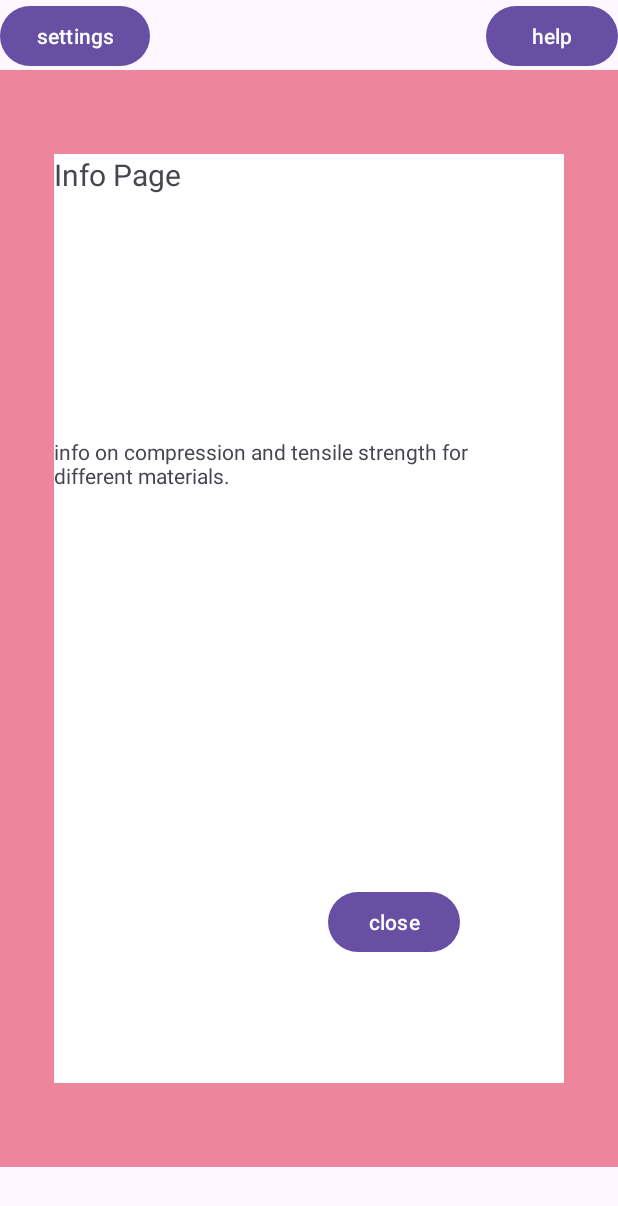
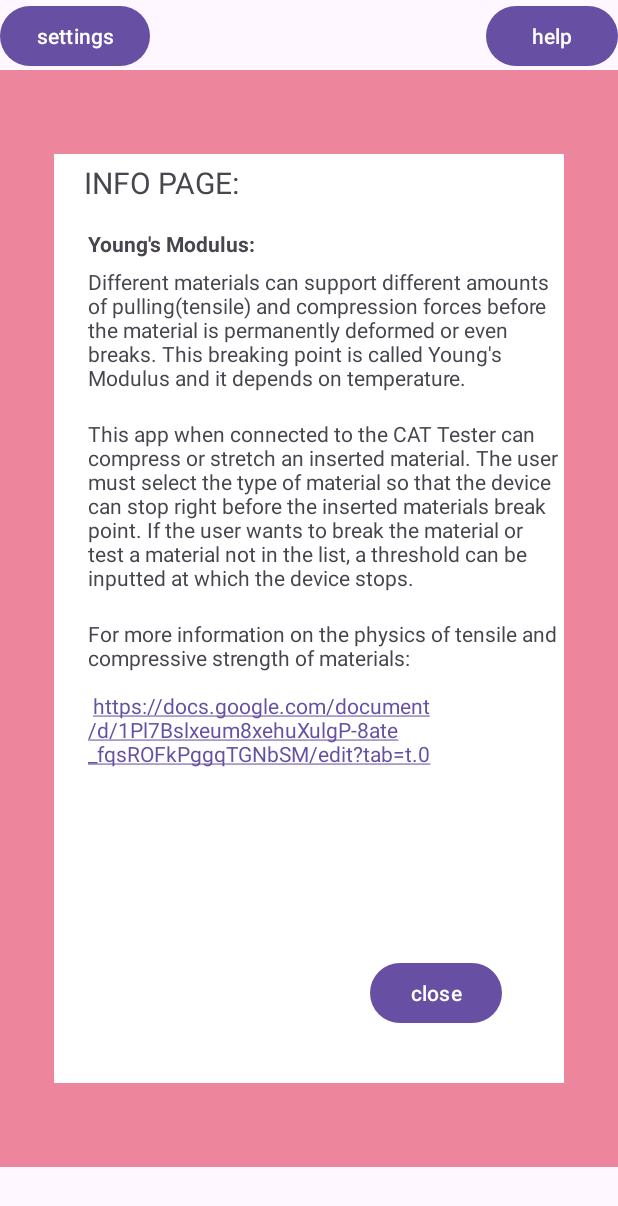
Before and after one commit to pascalypperciel/coen-390, an Android app: the fragment infofrag placed in its activity, on a phone screen of 412 x 824 dp. Shown: the top 1206 px of the screen. Run offline under Robolectric (Android 15) with nearby library versions, the light colour scheme and no system bars.

Commit message:
ui ready for demo 1

```diff
--- a/android-app/app/src/main/java/com/example/minicapapp/controls.java
+++ b/android-app/app/src/main/java/com/example/minicapapp/controls.java
@@ -258,9 +258,11 @@ public class controls extends AppCompatActivity {
         } catch (SecurityException se) {
             se.printStackTrace();
             runOnUiThread(() -> statusbth.setText("SecurityException: " + se.getMessage()));
+            recordb.setVisibility(View.INVISIBLE);
         } catch (Exception e) {
             e.printStackTrace();
             runOnUiThread(() -> statusbth.setText("Error: " + e.getMessage()));
+            recordb.setVisibility(View.INVISIBLE);
         }
 
     }
@@ -275,6 +277,9 @@ public class controls extends AppCompatActivity {
             public void run() {
                 byte[] buffer = new byte[1024];
                 int bytesRead;
+                //lastThreeMessages.clear();
+                //runOnUiThread(() -> txtBluetoothData.setText(" "));
+                clearInputSstream();
                 while (!stopinThread) {
                     try {
                         bytesRead = inStream.read(buffer);
@@ -373,6 +378,18 @@ public class controls extends AppCompatActivity {
         txtBluetoothData.setText(displayedText);
     }
 
+    private void clearInputSstream(){
+        byte[] buffer=new byte[1024];
+        int bytesRead;
+        try{
+            while(inStream.available()>0){
+                bytesRead=inStream.read(buffer);
+            }
+        }catch(Exception e){
+            e.printStackTrace();
+            runOnUiThread(()->statusbth.setText("Error clearing inputstream" + e.getMessage()));
+        }
+    }
 
     private class FetchDataTask extends AsyncTask<Void, Void, String> {
         @Override
--- a/android-app/app/src/main/java/com/example/minicapapp/infofrag.java
+++ b/android-app/app/src/main/java/com/example/minicapapp/infofrag.java
@@ -4,14 +4,23 @@ import android.os.Bundle;
 
 import androidx.fragment.app.Fragment;
 
+import android.text.method.LinkMovementMethod;
 import android.view.LayoutInflater;
 import android.view.View;
 import android.view.ViewGroup;
 import android.widget.Button;
+import android.widget.RelativeLayout;
+import android.widget.ScrollView;
+import android.widget.TextView;
 
 public class infofrag extends Fragment {
     protected Button closefrag;
     protected View coverup;
+
+    protected RelativeLayout textcontainer;
+    protected ScrollView textbox;
+
+    protected TextView textwithlink;
 
     public infofrag() {
         // Required empty public constructor
@@ -27,6 +36,14 @@ public class infofrag extends Fragment {
         coverup=rootView.findViewById(R.id.coverup);
         coverup.setClickable(true);
 
+        textbox = rootView.findViewById(R.id.textbox);
+        textcontainer = rootView.findViewById(R.id.textcontainer);
+
+        textwithlink=rootView.findViewById(R.id.textwithlink);
+        //textwithlink.setMovementMethod(LinkMovementMethod.getInstance());
+
+        textbox.smoothScrollTo(0,textcontainer.getBottom());
+
         closefrag.setOnClickListener(new View.OnClickListener() {
             @Override
             public void onClick(View v) {
--- a/android-app/app/src/main/res/layout/fragment_helpfrag.xml
+++ b/android-app/app/src/main/res/layout/fragment_helpfrag.xml
@@ -124,15 +124,18 @@ From this the app can calculate when the CAT Tester has to stop compressing or s
 
 -drop down menu to select whether to compress or stretch the inserted object.\n\n
 
--start recording button: this button starts willing the database with data from the sensors.\n\n
+-The connect to device button establishes a bluetooth connection with whatever device your phone is paired with.\n\n
 
--A text next to the start recording button shows if the app is properly connected to the CAT TESTER.\n\n
+-A text under the connect to device button shows if the app is properly connected to the CAT TESTER.\n\n
+
+-start recording button: this button starts filling the database with data from the sensors.\n\n
+
 
 -Stop: this button stops everything including the motor and the recording.\n\n
 
--turn on motor(fwd) button: turns the motor forward (aka compression) until the stop button is pressed or the CAT Tester hits its failsafe.\n\n
+-turn on motor(fwd) button: turns the motor forward (aka compression) while pressed.\n\n
 
--turn on motor(bwd) button: turns the motor backward (aka stretching) until the stop button is pressed or the CAT Tester hits its failsafe.\n
+-turn on motor(bwd) button: turns the motor backward (aka stretching) while pressed.\n
 " />
 
                 <TextView
--- a/android-app/app/src/main/res/layout/fragment_infofrag.xml
+++ b/android-app/app/src/main/res/layout/fragment_infofrag.xml
@@ -31,10 +31,13 @@
                 android:id="@+id/helptxtview"
                 android:layout_width="178dp"
                 android:layout_height="48dp"
-            android:layout_above="@+id/helptext"
-            android:layout_marginBottom="141dp"
-            android:text="Info Page"
+                android:layout_alignParentStart="true"
+                android:layout_alignParentTop="true"
+                android:layout_marginStart="20dp"
+                android:layout_marginTop="5dp"
+                android:text="INFO PAGE:"
                 android:textSize="20sp" />
+
 
             <Button
                 android:id="@+id/closeb"
@@ -42,17 +45,65 @@
                 android:layout_height="wrap_content"
                 android:layout_alignParentEnd="true"
                 android:layout_alignParentBottom="true"
-            android:layout_marginEnd="69dp"
-            android:layout_marginBottom="83dp"
+                android:layout_marginEnd="41dp"
+                android:layout_marginBottom="36dp"
                 android:text="close" />
 
+            <ScrollView
+                android:id="@+id/textbox"
+                android:layout_width="327dp"
+                android:layout_height="480dp"
+                android:layout_marginStart="11dp"
+                android:layout_marginTop="40dp">
+                <RelativeLayout
+                    android:id="@+id/textcontainer"
+                    android:layout_width="327dp"
+                    android:layout_height="480dp">
                     <TextView
                         android:id="@+id/helptext"
-            android:layout_width="301dp"
-            android:layout_height="194dp"
-            android:layout_above="@+id/closeb"
-            android:layout_marginBottom="105dp"
-            android:text="info on compression and tensile strength for different materials." />
+                        android:layout_width="wrap_content"
+                        android:layout_height="wrap_content"
+                        android:layout_alignParentStart="true"
+                        android:layout_marginStart="11dp"
+                        android:layout_marginTop="10dp"
+                        android:text="Young's Modulus:"
+                        android:textStyle="bold" />
+
+                    <TextView
+                        android:id="@+id/textView"
+                        android:layout_width="316dp"
+                        android:layout_height="wrap_content"
+                        android:layout_below="@+id/helptext"
+                        android:layout_alignParentStart="true"
+                        android:layout_marginStart="11dp"
+                        android:layout_marginTop="6dp"
+                        android:text="Different materials can support different amounts of pulling(tensile) and compression forces before the material is permanently deformed or even breaks. This breaking point is called Young's Modulus and it depends on temperature." />
+
+                    <TextView
+                        android:id="@+id/textView2"
+                        android:layout_width="wrap_content"
+                        android:layout_height="wrap_content"
+                        android:layout_below="@+id/textView"
+                        android:layout_alignParentStart="true"
+                        android:layout_marginStart="11dp"
+                        android:layout_marginTop="18dp"
+                        android:text="This app when connected to the CAT Tester can compress or stretch an inserted material. The user must select the type of material so that the device can stop right before the inserted materials break point. If the user wants to break the material or test a material not in the list, a threshold can be inputted at which the device stops. "/>
+
+                    <TextView
+                        android:id="@+id/textwithlink"
+                        android:layout_width="wrap_content"
+                        android:layout_height="wrap_content"
+                        android:layout_below="@+id/textView2"
+                        android:layout_alignParentStart="true"
+                        android:layout_marginStart="11dp"
+                        android:layout_marginTop="18dp"
+                        android:autoLink="web"
+                        android:text="For more information on the physics of tensile and compressive strength of materials:\n\n
+https://docs.google.com/document/d/1Pl7Bslxeum8xehuXulgP-8ate_fqsROFkPggqTGNbSM/edit?tab=t.0
+" />
+                </RelativeLayout>
+            </ScrollView>
+
         </RelativeLayout>
 
 
```
Lines whose indentation alone changed are shown as unchanged.
